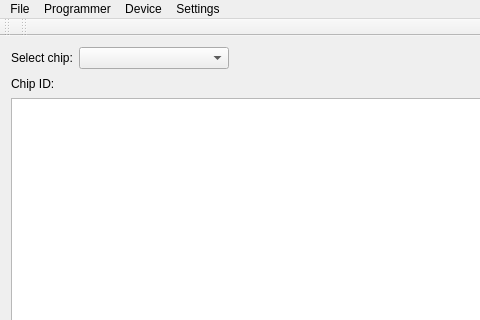
Old version of the form qt/main_window.ui in the repository bbogush/nand_programmer; both pictures show x 0 to 480 and y 0 to 320 of the 582 by 532 pixel window.
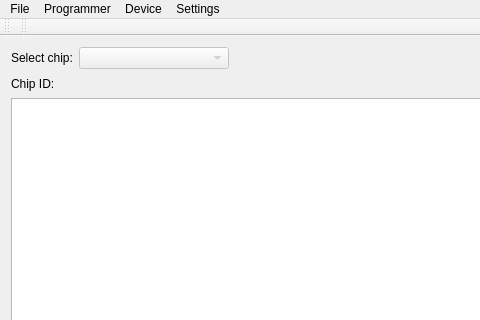
New version of the form.

Commit message: qt: Disable chip operations before programmer is connected and chip selected

What changed in the file:
```diff
--- a/qt/main_window.ui
+++ b/qt/main_window.ui
@@ -6,7 +6,7 @@
    <rect>
     <x>0</x>
     <y>0</y>
-    <width>570</width>
+    <width>580</width>
     <height>532</height>
    </rect>
   </property>
@@ -24,6 +24,9 @@
        <layout class="QGridLayout" name="gridLayout_3">
         <item row="2" column="1">
          <widget class="QComboBox" name="chipSelectComboBox">
+          <property name="enabled">
+           <bool>false</bool>
+          </property>
           <property name="sizePolicy">
            <sizepolicy hsizetype="Preferred" vsizetype="Fixed">
             <horstretch>0</horstretch>
```
Left out of the diff: 18 changed lines with no effect on the pictures. The commit also changes 2 other files.
